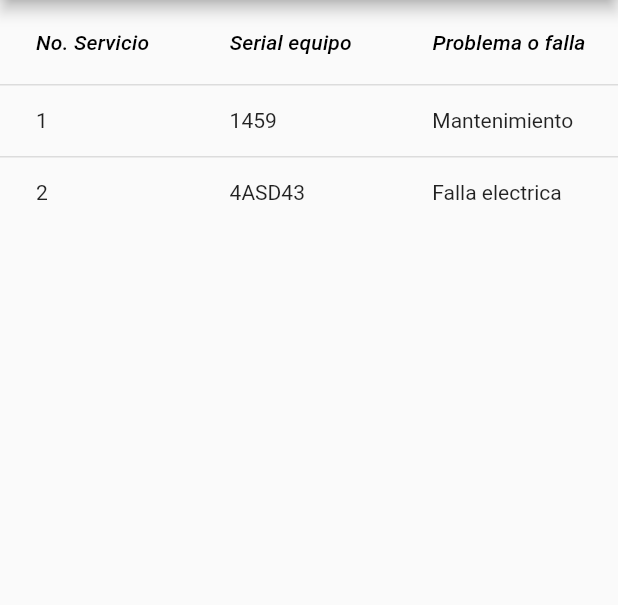
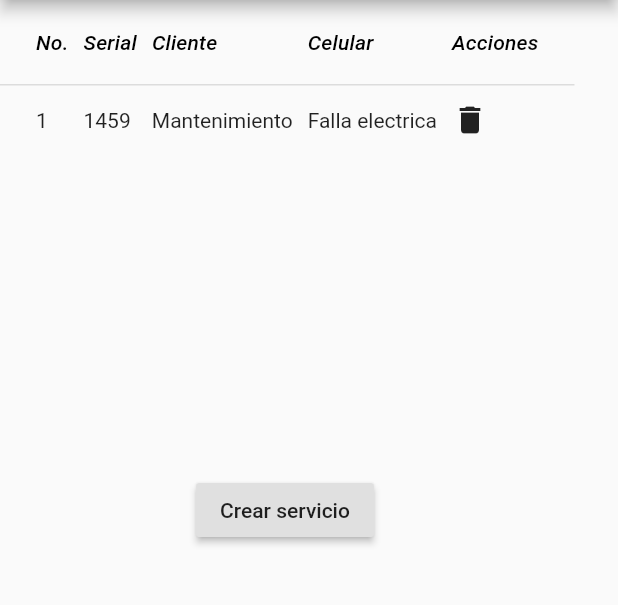
Before and after one commit to otoro90/CopyStartApp, a Flutter app: the screen it shows after launch, on a phone screen of 412 x 824 dp, the part 84-689 px from its top. Run offline on Flutter 3.47's test engine with Material 2 defaults, Android fonts, the phone set to English and light mode, and no system bars.

Commit message:
Se realiza ajustes de navegabilidad y maquetación

```diff
--- a/lib/pages/solicitudes/table.dart
+++ b/lib/pages/solicitudes/table.dart
@@ -10,32 +10,39 @@ class _TablePageState extends State<TablePage> {
   List<Solicitud> solicitudes;
   @override
   Widget build(BuildContext context) {
-   return DataTable(
-columns: const <DataColumn>[
+    return DataTable(
+      columnSpacing: 10,
+      columns: const <DataColumn>[
         DataColumn(
           label: Text(
-            'No. Servicio',
+            'No.',
             style: TextStyle(fontStyle: FontStyle.italic),
           ),
         ),
         DataColumn(
           label: Text(
-            'Serial equipo',
+            'Serial',
             style: TextStyle(fontStyle: FontStyle.italic),
           ),
         ),
         DataColumn(
           label: Text(
-            'Problema o falla',
+            'Cliente',
             style: TextStyle(fontStyle: FontStyle.italic),
           ),
         ),
-        // DataColumn(
-        //   label: Text(
-        //     'Acciones',
-        //     style: TextStyle(fontStyle: FontStyle.italic),
-        //   ),
-        // ),
+        DataColumn(
+          label: Text(
+            'Celular',
+            style: TextStyle(fontStyle: FontStyle.italic),
+          ),
+        ),
+        DataColumn(
+          label: Text(
+            'Acciones',
+            style: TextStyle(fontStyle: FontStyle.italic),
+          ),
+        ),
       ],
       rows: const <DataRow>[
         DataRow(
@@ -43,21 +50,11 @@ columns: const <DataColumn>[
             DataCell(Text('1')),
             DataCell(Text('1459')),
             DataCell(Text('Mantenimiento')),
-            //DataCell(Text('E')),
+            DataCell(Text('Falla electrica')),
+            DataCell(Icon(Icons.delete)),
           ],
         ),
-        DataRow(
-          cells: <DataCell>[
-            DataCell(Text('2')),
-            DataCell(Text('4ASD43')),
-            DataCell(Text('Falla electrica')),
-            //DataCell(Text('E')),
-          ],
-        ),
-
       ],
-
     );
-
   }
 }
```
Also changed, not shown: lib/pages/home.dart (+25 -5 lines), lib/pages/solicitudes/form.dart (+7 -3 lines).
